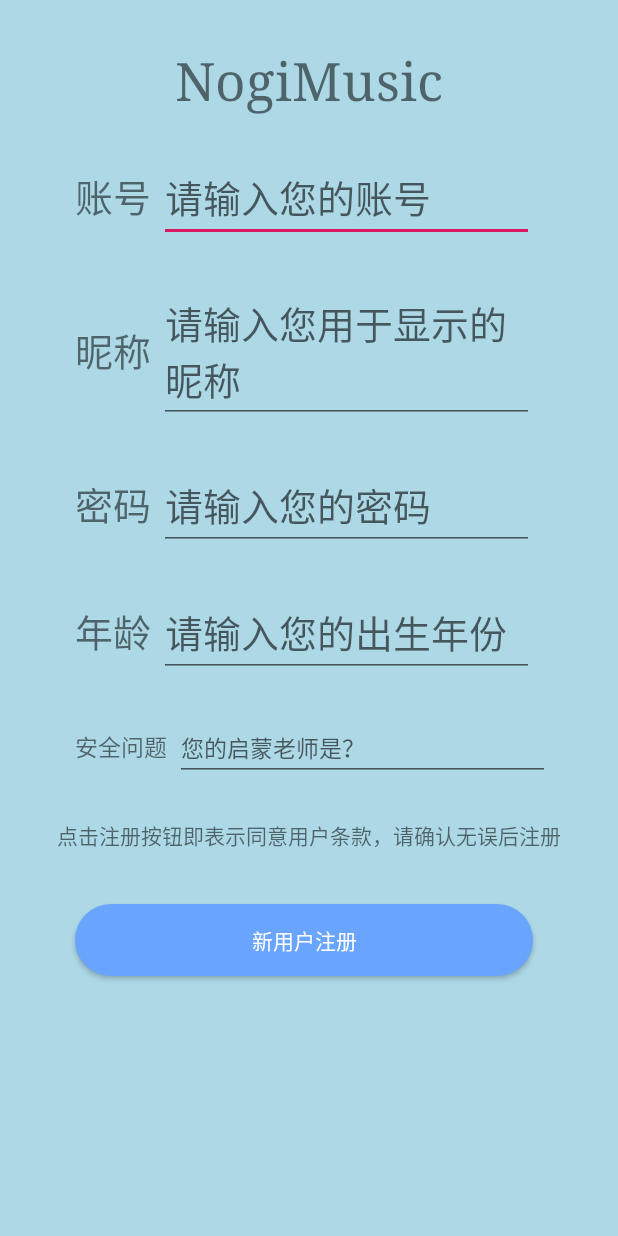
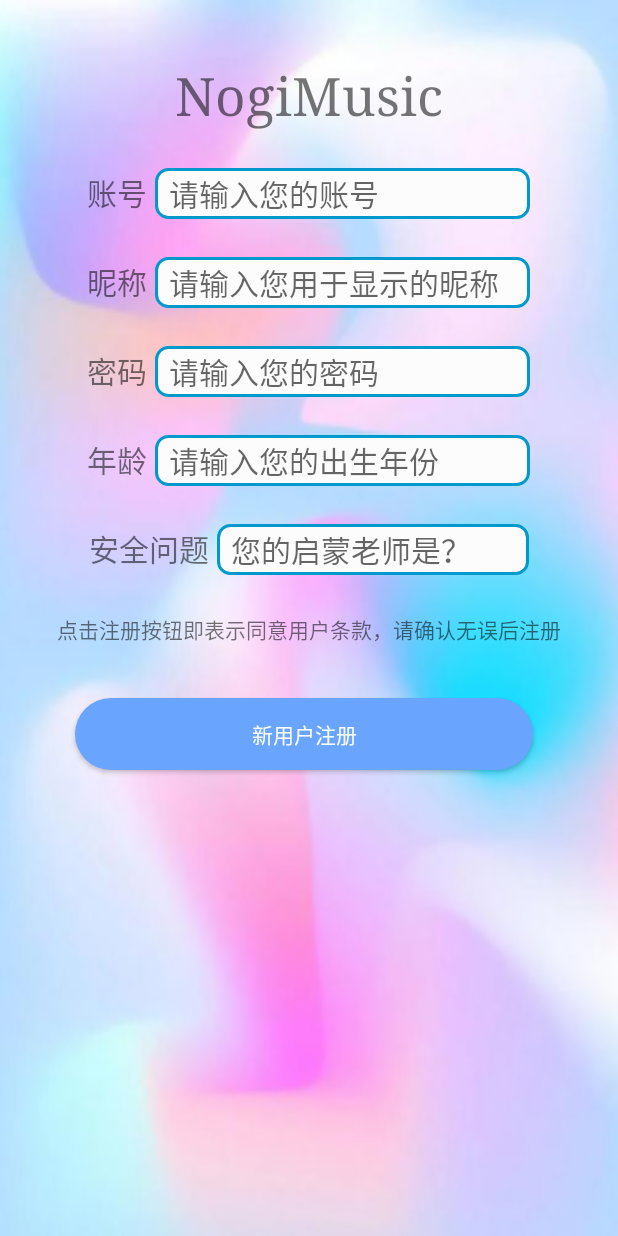
Before and after one commit to Xf-asuka-miona-yoda/NogiMusic, an Android app: the screen it shows after launch (RegisterActivity), after a tap on "新用户注册", on a phone screen of 412 x 824 dp. Run offline under Robolectric (Android 15) with nearby library versions, the light colour scheme and no system bars.

Commit message:
29th commit

```diff
--- a/app/src/main/java/com/example/nogimusic/Social_contact.java
+++ b/app/src/main/java/com/example/nogimusic/Social_contact.java
@@ -65,9 +65,9 @@ public class Social_contact extends Fragment {
         getdynamic();
         initdyadapter();
         setlisthen();
-        for (int i = 0; i < 10; i++){
-            initdata();
-        }
+//        for (int i = 0; i < 10; i++){
+//            initdata();
+//        }
 
         /**
          * 本地广播相关操作
--- /dev/null
+++ b/app/src/main/res/drawable/edittext_background.xml
@@ -0,0 +1,18 @@
+<?xml version="1.0" encoding="utf-8"?>
+<shape xmlns:android="http://schemas.android.com/apk/res/android"
+    android:shape="rectangle">
+    <padding
+        android:left="5dip"
+        android:top="2dip"
+        android:right="1dip"
+        android:bottom="2dip"/>
+
+    <solid android:color="#FCFCFC" />
+    <!-- 圆角-->
+    <corners android:radius="8dp" />
+    <!--描边-->
+    <stroke
+        android:width="2dp"
+        android:color="@android:color/holo_blue_dark" />
+
+</shape>
--- a/app/src/main/res/layout/activity_comments.xml
+++ b/app/src/main/res/layout/activity_comments.xml
@@ -33,8 +33,9 @@
         <EditText
             android:id="@+id/my_comment"
             android:layout_width="300dp"
+            android:background="@drawable/edittext_background"
             android:layout_height="wrap_content"
-            android:hint="快来分享你的感受吧" />
+            android:hint=" 快来分享你的感受吧" />
 
         <Button
             android:id="@+id/comment_commit"
--- a/app/src/main/res/layout/activity_register.xml
+++ b/app/src/main/res/layout/activity_register.xml
@@ -5,7 +5,7 @@
     android:orientation="vertical"
     android:layout_width="match_parent"
     android:layout_height="match_parent"
-    android:background="#ADD8E6"
+    android:background="@mipmap/background"
     tools:context=".RegisterActivity"
     >
 
@@ -13,7 +13,7 @@
         android:layout_width="wrap_content"
         android:layout_height="wrap_content"
         android:layout_gravity="center"
-        android:layout_marginTop="30dp"
+        android:layout_marginTop="40dp"
 
         android:paddingLeft="16dp"
         android:paddingRight="16dp"
@@ -23,17 +23,17 @@
 
 
     <LinearLayout
-        android:layout_width="match_parent"
+        android:layout_width="wrap_content"
         android:layout_height="wrap_content"
+        android:layout_gravity="center"
         android:orientation="horizontal">
 
         <TextView
             android:layout_width="wrap_content"
             android:layout_height="wrap_content"
-            android:layout_marginLeft="50dp"
             android:layout_marginTop="25dp"
             android:text="账号"
-            android:textSize="25dp" />
+            android:textSize="20sp" />
 
         <EditText
             android:id="@+id/register_account"
@@ -41,24 +41,26 @@
             android:layout_height="wrap_content"
             android:layout_marginLeft="5dp"
             android:layout_marginTop="25dp"
-            android:hint="@string/inputhint"
+            android:hint=" 请输入您的账号"
+            android:background="@drawable/edittext_background"
             android:maxLines="1"
-            android:textSize="25dp" />
+            android:textSize="20sp" />
 
     </LinearLayout>
 
     <LinearLayout
-        android:layout_width="match_parent"
+        android:layout_width="wrap_content"
         android:layout_height="wrap_content"
+        android:layout_gravity="center"
         android:orientation="horizontal">
 
         <TextView
             android:layout_width="wrap_content"
             android:layout_height="wrap_content"
-            android:layout_marginLeft="50dp"
+
             android:layout_marginTop="25dp"
             android:text="昵称"
-            android:textSize="25dp" />
+            android:textSize="20sp" />
 
         <EditText
             android:id="@+id/register_username"
@@ -66,24 +68,25 @@
             android:layout_height="wrap_content"
             android:layout_marginLeft="5dp"
             android:layout_marginTop="25dp"
-            android:hint="请输入您用于显示的昵称"
+            android:hint=" 请输入您用于显示的昵称"
+            android:background="@drawable/edittext_background"
             android:maxLines="1"
-            android:textSize="25dp" />
+            android:textSize="20sp" />
 
     </LinearLayout>
 
     <LinearLayout
-        android:layout_width="match_parent"
+        android:layout_width="wrap_content"
         android:layout_height="wrap_content"
+        android:layout_gravity="center"
         android:orientation="horizontal">
 
         <TextView
             android:layout_width="wrap_content"
             android:layout_height="wrap_content"
-            android:layout_marginLeft="50dp"
             android:layout_marginTop="25dp"
             android:text="密码"
-            android:textSize="25dp" />
+            android:textSize="20sp" />
 
         <EditText
             android:id="@+id/register_password"
@@ -91,25 +94,27 @@
             android:layout_height="wrap_content"
             android:layout_marginLeft="5dp"
             android:layout_marginTop="25dp"
-            android:hint="请输入您的密码"
+            android:hint=" 请输入您的密码"
+            android:background="@drawable/edittext_background"
             android:inputType="textPassword"
             android:maxLines="1"
-            android:textSize="25dp" />
+            android:textSize="20sp" />
 
     </LinearLayout>
 
     <LinearLayout
-        android:layout_width="match_parent"
+        android:layout_width="wrap_content"
         android:layout_height="wrap_content"
+        android:layout_gravity="center"
         android:orientation="horizontal">
 
         <TextView
             android:layout_width="wrap_content"
             android:layout_height="wrap_content"
-            android:layout_marginLeft="50dp"
+
             android:layout_marginTop="25dp"
             android:text="年龄"
-            android:textSize="25dp" />
+            android:textSize="20sp" />
 
         <EditText
             android:id="@+id/register_age"
@@ -117,34 +122,37 @@
             android:layout_height="wrap_content"
             android:layout_marginLeft="5dp"
             android:layout_marginTop="25dp"
-            android:hint="请输入您的出生年份"
+            android:hint=" 请输入您的出生年份"
+            android:background="@drawable/edittext_background"
             android:maxLines="1"
-            android:textSize="25dp" />
+            android:textSize="20sp" />
 
     </LinearLayout>
 
     <LinearLayout
-    android:layout_width="match_parent"
+        android:layout_width="wrap_content"
         android:layout_height="wrap_content"
+        android:layout_gravity="center"
         android:orientation="horizontal">
 
         <TextView
             android:layout_width="wrap_content"
             android:layout_height="wrap_content"
-        android:layout_marginLeft="50dp"
+
             android:layout_marginTop="25dp"
             android:text="安全问题"
-        android:textSize="15dp" />
+            android:textSize="20sp" />
 
         <EditText
             android:id="@+id/register_safe"
-        android:layout_width="250dp"
+            android:layout_width="208dp"
             android:layout_height="wrap_content"
             android:layout_marginLeft="5dp"
             android:layout_marginTop="25dp"
-        android:hint="您的启蒙老师是？"
+            android:background="@drawable/edittext_background"
+            android:hint=" 您的启蒙老师是？"
             android:maxLines="1"
-        android:textSize="15dp" />
+            android:textSize="20sp" />
 
 </LinearLayout>
 
```
Also changed, not shown: app/src/main/res/layout/activity_findpassword.xml (+23 -19 lines), app/src/main/res/layout/activity_main.xml (+18 -19 lines), app/src/main/res/mipmap-xxxhdpi/background.jpg (added). Lines whose indentation alone changed are shown as unchanged.
